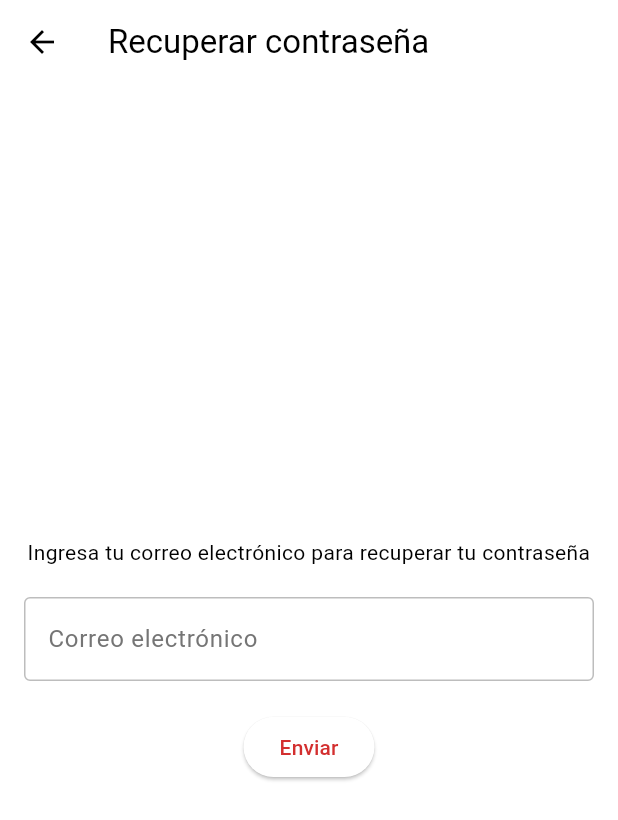
After one commit to anderson2549/FitBuddy, a Flutter app: the ForgotPasswordScreen screen opened directly, on a phone screen of 412 x 824 dp. The commit adds this screen. Shown: the top 820 px of the screen. Run offline on Flutter 3.47's test engine with Material 3 defaults, Android fonts, the phone set to English and light mode, and no system bars; our stand-ins replace flutter_riverpod, go_router, percent_indicator; missing offline and left inert: analyzer, build, source_gen.

Commit message:
creacion de vista recuperar contraseña

```diff
--- /dev/null
+++ b/lib/presentations/screens/login/forgot_password_screen.dart
@@ -0,0 +1,41 @@
+import 'package:flutter/material.dart';
+
+class ForgotPasswordScreen extends StatelessWidget {
+  final TextEditingController emailController = TextEditingController();
+
+  @override
+  Widget build(BuildContext context) {
+    return Scaffold(
+      appBar: AppBar(title: Text('Recuperar contraseña')),
+      body: Padding(
+        padding: const EdgeInsets.all(16.0),
+        child: Column(
+          mainAxisAlignment: MainAxisAlignment.center,
+          children: [
+            Text(
+              'Ingresa tu correo electrónico para recuperar tu contraseña',
+              textAlign: TextAlign.center,
+            ),
+            SizedBox(height: 20),
+            TextField(
+              controller: emailController,
+              decoration: InputDecoration(
+                labelText: 'Correo electrónico',
+                border: OutlineInputBorder(),
+              ),
+            ),
+            SizedBox(height: 20),
+            ElevatedButton(
+              child: Text('Enviar'),
+              onPressed: () {
+                ScaffoldMessenger.of(context).showSnackBar(
+                  SnackBar(content: Text('Correo de recuperación enviado')),
+                );
+              },
+            ),
+          ],
+        ),
+      ),
+    );
+  }
+}
--- a/lib/presentations/screens/login/login_screen.dart
+++ b/lib/presentations/screens/login/login_screen.dart
@@ -2,6 +2,7 @@ import 'package:flutter/material.dart';
 import 'package:fitbuddy/core/widgets/atoms/forms/input_field_atom.dart';
 import 'package:fitbuddy/core/widgets/molecules/forms/submit_section.dart';
 import 'package:go_router/go_router.dart';
+import 'forgot_password_screen.dart';
 
 class LoginScreen extends StatelessWidget {
   static const name = 'login_screen';
@@ -91,11 +92,16 @@ class LoginScreen extends StatelessWidget {
               // Recuperar contraseña and Crear cuenta options
               TextButton(
                 onPressed: () {
-                  // Logic for password recovery
-                  debugPrint('Recuperar contraseña');
+                  Navigator.push(
+                    context,
+                    MaterialPageRoute(
+                      builder: (context) => ForgotPasswordScreen(),
+                    ),
+                  );
                 },
-                child: const Text('Recuperar contraseña'),
+                child: const Text('¿Olvidaste tu contraseña?'),
               ),
+
               TextButton(
                 onPressed: () {
                   context.go('/register'); // Navigate to the register screen
```
